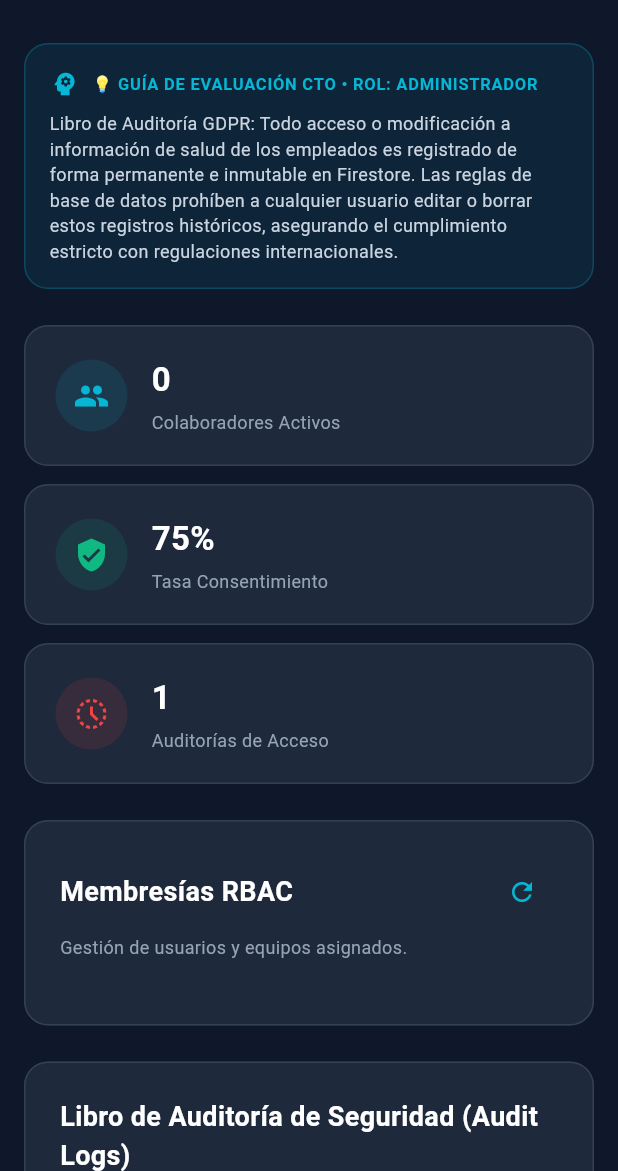
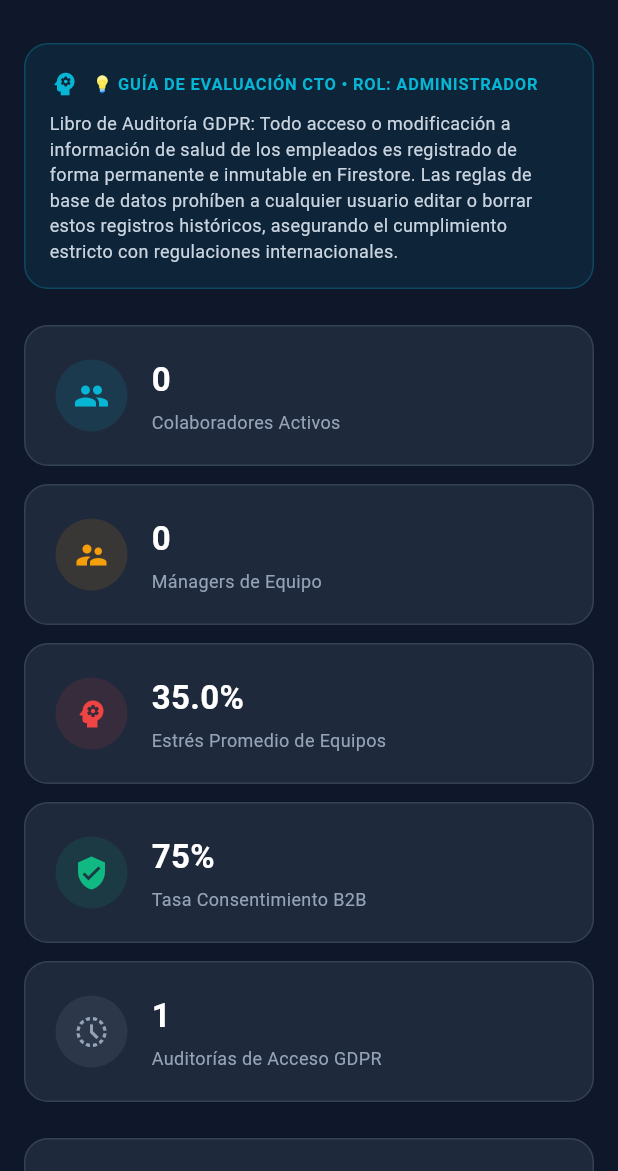
Before and after one commit to zepolnala/burnout_meter, a Flutter app: the AdminShell screen opened by its route, after a tap on "Siguiente", after a tap on the "close" icon, on a phone screen of 412 x 824 dp, the part 65-1236 px from its top. Run offline on Flutter 3.47's test engine with Material 3 defaults, Android fonts, the phone set to English and light mode, and no system bars; our stand-ins replace cloud_firestore, drift, firebase_auth, firebase_core, firebase_crashlytics, flutter_riverpod and 2 more; accounts and stored records are empty; generated files the repository leaves out were written again; network calls fail.

Commit message:
rc: Onboarding and dashboards polish. Add dynamic B2B org/team loader, Quick Access login toggle, and real-time Admin dashboard metrics.

```diff
--- a/lib/presentation/admin/admin_shell.dart
+++ b/lib/presentation/admin/admin_shell.dart
@@ -21,6 +21,8 @@ class _AdminShellState extends ConsumerState<AdminShell> {
   List<Membership> _members = [];
   bool _loading = true;
   String? _loadedAdminUid;
+  int _managerCount = 0;
+  double _averageStress = 0.0;
 
   bool _dialogShown = false;
 
@@ -60,8 +62,9 @@ class _AdminShellState extends ConsumerState<AdminShell> {
     try {
       final auditRepo = ref.read(auditRepositoryProvider);
       final memberRepo = ref.read(membershipRepositoryProvider);
+      final healthRepo = ref.read(healthRepositoryProvider);
 
-      final listMembers = await memberRepo.getOrgMemberships('org789');
+      final listMembers = await memberRepo.getOrgMemberships(currentUser.orgId);
 
       // Simulate some standard seed logs for presentation
       await auditRepo.logAccess(AuditLog(
@@ -69,17 +72,34 @@ class _AdminShellState extends ConsumerState<AdminShell> {
         actorUserId: currentUser.userId,
         actorRole: 'admin',
         actionType: 'read_security_audit_logs',
-        orgId: 'org789',
+        orgId: currentUser.orgId,
         timestamp: DateTime.now().subtract(const Duration(minutes: 5)),
         details: 'Consulted global compliance ledger.',
       ));
 
-      final listLogs = await auditRepo.getLogsForOrg('org789');
+      final listLogs = await auditRepo.getLogsForOrg(currentUser.orgId);
+
+      // Fetch team scores to compute average stress level
+      double totalStress = 0.0;
+      int scoredEmployees = 0;
+      for (final m in listMembers) {
+        if (m.role == 'employee') {
+          final lastScore = await healthRepo.getLastScore(m.userId, teamId: m.teamId, orgId: m.orgId);
+          if (lastScore != null) {
+            totalStress += lastScore.burnoutIndex;
+            scoredEmployees++;
+          }
+        }
+      }
+
+      final double avgStress = scoredEmployees > 0 ? totalStress / scoredEmployees : 35.0; // fallback to 35 if no scores
 
       if (mounted) {
         setState(() {
           _members = listMembers;
           _logs = listLogs.reversed.toList(); // Newest first
+          _managerCount = listMembers.where((m) => m.role == 'manager').length;
+          _averageStress = avgStress;
         });
       }
     } catch (e) {
@@ -405,23 +425,36 @@ class _AdminShellState extends ConsumerState<AdminShell> {
                     Column(
                       crossAxisAlignment: CrossAxisAlignment.stretch,
                       children: [
-                        _buildMetricCard('Colaboradores Activos', '${_members.length}', Icons.people, AppTheme.accentTeal),
+                        _buildMetricCard('Colaboradores Activos', '${_members.length - _managerCount - (_members.any((m) => m.role == 'admin') ? 1 : 0)}', Icons.people, AppTheme.accentTeal),
                         const SizedBox(height: 12),
-                        _buildMetricCard('Tasa Consentimiento', '75%', Icons.verified_user, AppTheme.activeGreen),
+                        _buildMetricCard('Mánagers de Equipo', '$_managerCount', Icons.supervisor_account, AppTheme.activeOrange),
                         const SizedBox(height: 12),
-                        _buildMetricCard('Auditorías de Acceso', '${_logs.length}', Icons.history_toggle_off, AppTheme.activeRed),
+                        _buildMetricCard('Estrés Promedio de Equipos', '${_averageStress.toStringAsFixed(1)}%', Icons.psychology, AppTheme.activeRed),
+                        const SizedBox(height: 12),
+                        _buildMetricCard('Tasa Consentimiento B2B', '75%', Icons.verified_user, AppTheme.activeGreen),
+                        const SizedBox(height: 12),
+                        _buildMetricCard('Auditorías de Acceso GDPR', '${_logs.length}', Icons.history_toggle_off, AppTheme.softText),
                       ],
                     )
-                  else
+                  else ...[
                     Row(
                       children: [
-                        Expanded(child: _buildMetricCard('Colaboradores Activos', '${_members.length}', Icons.people, AppTheme.accentTeal)),
+                        Expanded(child: _buildMetricCard('Colaboradores Activos', '${_members.length - _managerCount - (_members.any((m) => m.role == 'admin') ? 1 : 0)}', Icons.people, AppTheme.accentTeal)),
                         const SizedBox(width: 16),
-                        Expanded(child: _buildMetricCard('Tasa Consentimiento', '75%', Icons.verified_user, AppTheme.activeGreen)),
+                        Expanded(child: _buildMetricCard('Mánagers Activos', '$_managerCount', Icons.supervisor_account, AppTheme.activeOrange)),
                         const SizedBox(width: 16),
-                        Expanded(child: _buildMetricCard('Auditorías de Acceso', '${_logs.length}', Icons.history_toggle_off, AppTheme.activeRed)),
+                        Expanded(child: _buildMetricCard('Estrés Promedio de Equipos', '${_averageStress.toStringAsFixed(1)}%', Icons.psychology, AppTheme.activeRed)),
                       ],
                     ),
+                    const SizedBox(height: 16),
+                    Row(
+                      children: [
+                        Expanded(child: _buildMetricCard('Tasa Consentimiento B2B', '75%', Icons.verified_user, AppTheme.activeGreen)),
+                        const SizedBox(width: 16),
+                        Expanded(child: _buildMetricCard('Auditorías de Acceso GDPR', '${_logs.length}', Icons.history_toggle_off, AppTheme.softText)),
+                      ],
+                    ),
+                  ],
                   const SizedBox(height: 24),
 
                   if (isMobileWidth)
```
Also changed, not shown: lib/presentation/shared/login_screen.dart (+77 -4 lines), 1 other file.
